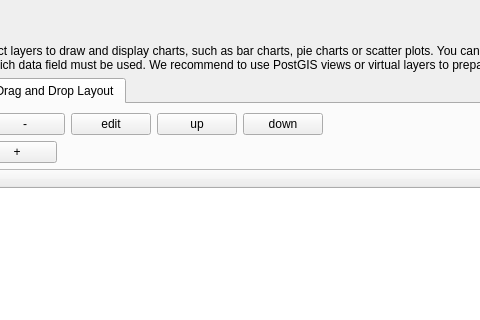
Above: lizmap/resources/ui/ui_lizmap.ui from 3liz/lizmap-plugin before the change; both pictures show x 468 to 948 and y 0 to 320 of the 1200 by 900 pixel window. Below: the same form after it.
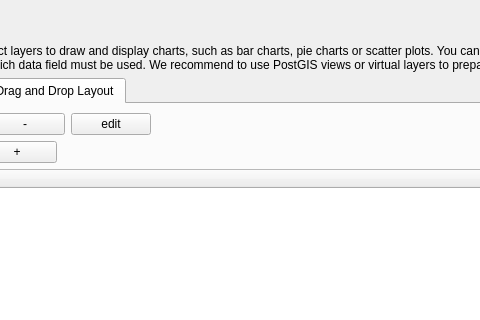
That is the form after the change. The open tabs and pages were chosen to show the change. Custom widgets are drawn as their Qt base class.

Commit message: Remove some unused code in the Drag&Drop dataviz new panel

The edit to the form file:
```diff
--- a/lizmap/resources/ui/ui_lizmap.ui
+++ b/lizmap/resources/ui/ui_lizmap.ui
@@ -3997,20 +3997,6 @@
                            </property>
                           </widget>
                          </item>
-                         <item>
-                          <widget class="QPushButton" name="button_up_dd_dataviz">
-                           <property name="text">
-                            <string notr="true">up</string>
-                           </property>
-                          </widget>
-                         </item>
-                         <item>
-                          <widget class="QPushButton" name="button_down_dd_dataviz">
-                           <property name="text">
-                            <string notr="true">down</string>
-                           </property>
-                          </widget>
-                         </item>
                          <item>
                           <spacer name="horizontalSpacer_16">
                            <property name="orientation">
```
The commit also changes 1 other file.
